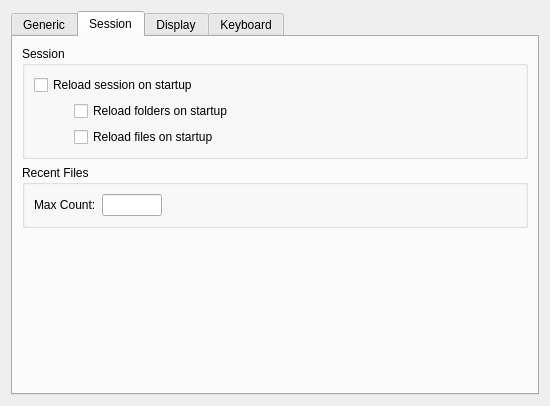
visualfc/liteide, file liteidex/src/liteapp/liteappoption.ui: the form before one commit.
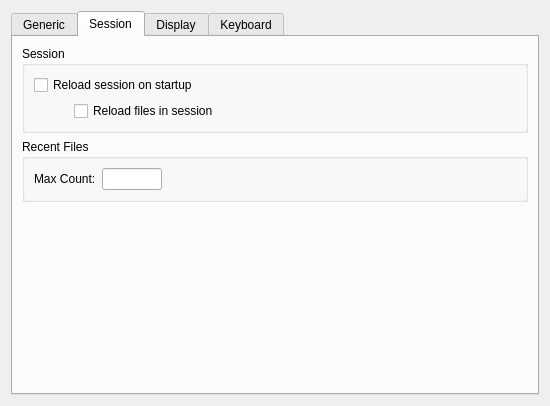
The form after the commit. The open tabs and pages were chosen to show the change.

```diff
--- a/liteidex/src/liteapp/liteappoption.ui
+++ b/liteidex/src/liteapp/liteappoption.ui
@@ -221,33 +221,6 @@
             </property>
            </widget>
           </item>
-          <item>
-           <layout class="QHBoxLayout" name="horizontalLayout_4">
-            <item>
-             <spacer name="horizontalSpacer_4">
-              <property name="orientation">
-               <enum>Qt::Horizontal</enum>
-              </property>
-              <property name="sizeType">
-               <enum>QSizePolicy::Fixed</enum>
-              </property>
-              <property name="sizeHint" stdset="0">
-               <size>
-                <width>40</width>
-                <height>20</height>
-               </size>
-              </property>
-             </spacer>
-            </item>
-            <item>
-             <widget class="QCheckBox" name="startupReloadFoldersCheckBox">
-              <property name="text">
-               <string>Reload folders on startup</string>
-              </property>
-             </widget>
-            </item>
-           </layout>
-          </item>
           <item>
            <layout class="QHBoxLayout" name="horizontalLayout_5">
             <item>
@@ -269,7 +242,7 @@
             <item>
              <widget class="QCheckBox" name="startupReloadFilesCheckBox">
               <property name="text">
-               <string>Reload files on startup</string>
+               <string>Reload files in session</string>
               </property>
              </widget>
             </item>
```
Left out of the diff: 2 changed lines with no effect on the pictures.
